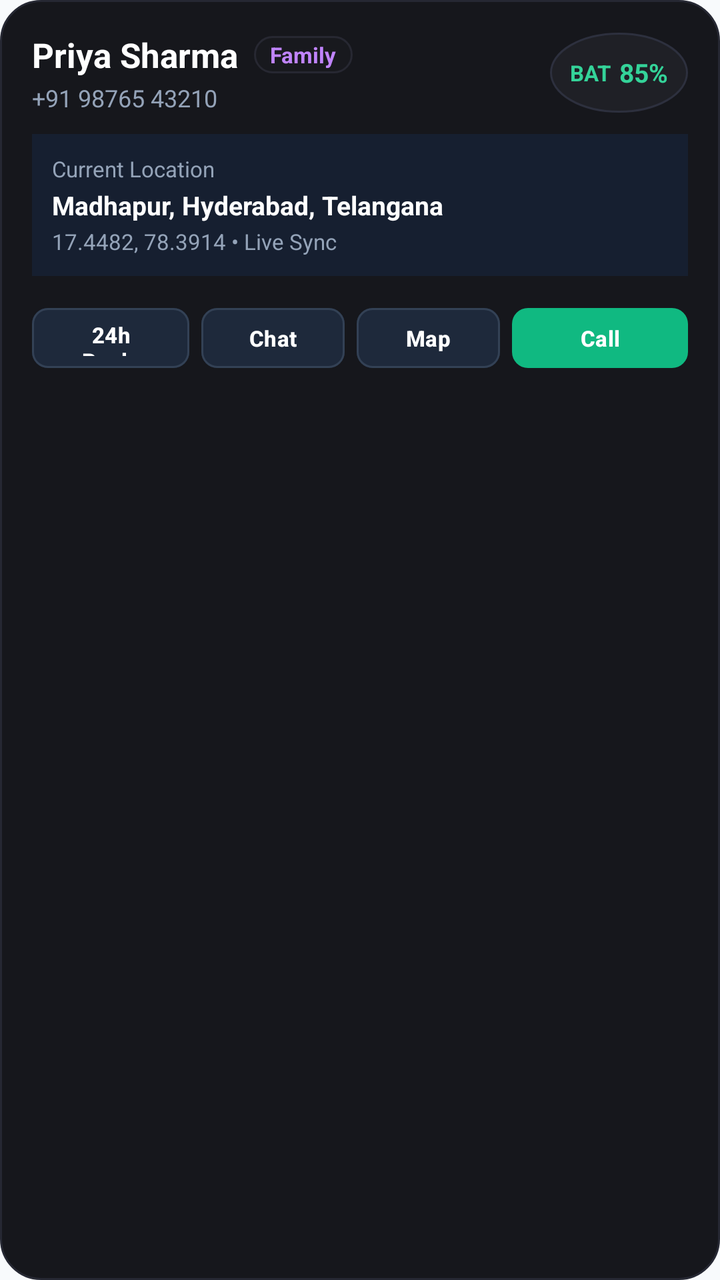
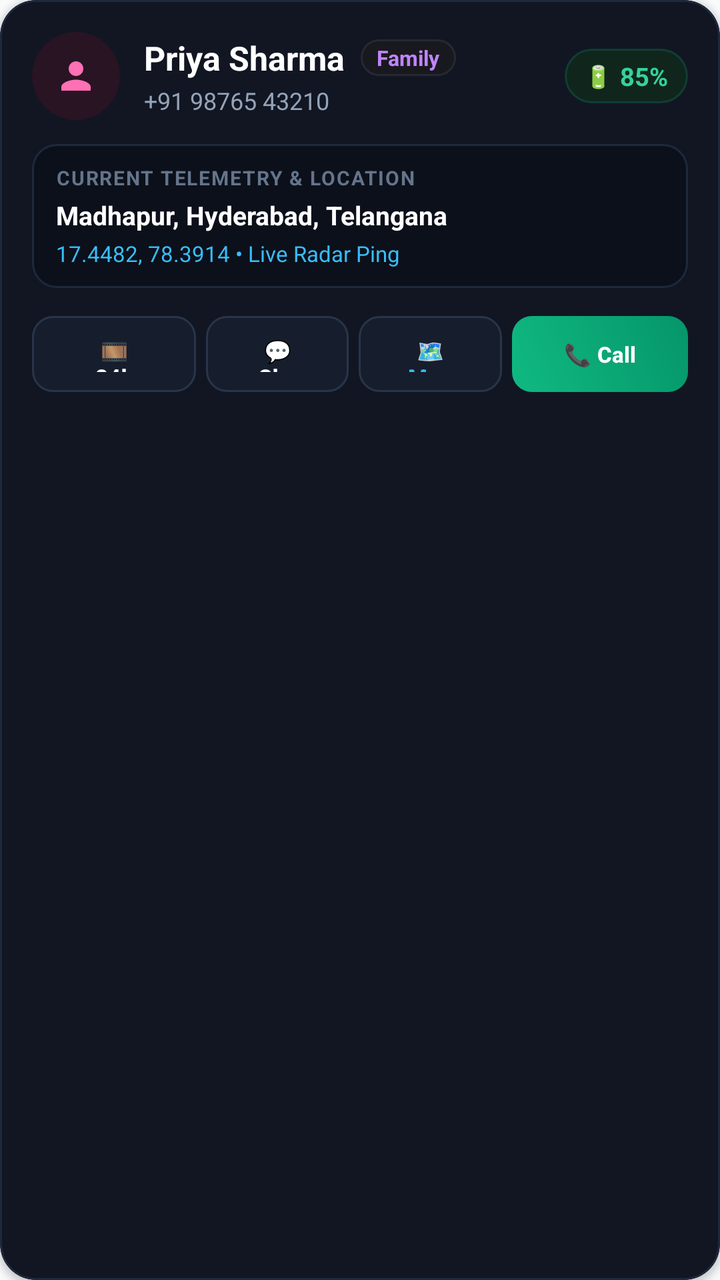

Two renders of the same Android screen: before a commit and after it. Below are the layout's source before the change and the commit's diff.
<!-- AndroidManifest.xml: application theme Theme.SheGuard -->
<!-- res/layout/item_guardian_ward_card.xml -->
<?xml version="1.0" encoding="utf-8"?>
<LinearLayout xmlns:android="http://schemas.android.com/apk/res/android"
    xmlns:app="http://schemas.android.com/apk/res-auto"
    android:layout_width="match_parent"
    android:layout_height="wrap_content"
    android:orientation="vertical"
    android:background="@drawable/bg_card_safety_dark"
    android:padding="16dp"
    android:layout_marginBottom="12dp">

    
    <LinearLayout
        android:layout_width="match_parent"
        android:layout_height="wrap_content"
        android:orientation="horizontal"
        android:gravity="center_vertical">

        <LinearLayout
            android:layout_width="0dp"
            android:layout_height="wrap_content"
            android:layout_weight="1"
            android:orientation="vertical">

            <LinearLayout
                android:layout_width="wrap_content"
                android:layout_height="wrap_content"
                android:orientation="horizontal"
                android:gravity="center_vertical">

                <TextView
                    android:id="@+id/tv_ward_name"
                    android:layout_width="wrap_content"
                    android:layout_height="wrap_content"
                    android:text="Priya Sharma"
                    android:textColor="#FFFFFF"
                    android:textSize="17sp"
                    android:textStyle="bold" />

                <TextView
                    android:id="@+id/tv_ward_relationship"
                    android:layout_width="wrap_content"
                    android:layout_height="wrap_content"
                    android:layout_marginStart="8dp"
                    android:background="@drawable/bg_monogram_badge"
                    android:paddingStart="8dp"
                    android:paddingEnd="8dp"
                    android:paddingTop="2dp"
                    android:paddingBottom="2dp"
                    android:text="Family"
                    android:textColor="#C084FC"
                    android:textSize="11sp"
                    android:textStyle="bold" />
            </LinearLayout>

            <TextView
                android:id="@+id/tv_ward_phone"
                android:layout_width="wrap_content"
                android:layout_height="wrap_content"
                android:layout_marginTop="2dp"
                android:text="+91 98765 43210"
                android:textColor="#94A3B8"
                android:textSize="12sp" />
        </LinearLayout>

        
        <LinearLayout
            android:id="@+id/layout_battery_badge"
            android:layout_width="wrap_content"
            android:layout_height="wrap_content"
            android:orientation="horizontal"
            android:gravity="center_vertical"
            android:background="@drawable/bg_circle_info"
            android:paddingStart="10dp"
            android:paddingEnd="10dp"
            android:paddingTop="4dp"
            android:paddingBottom="4dp">

            <TextView
                android:id="@+id/tv_battery_icon"
                android:layout_width="wrap_content"
                android:layout_height="wrap_content"
                android:text="BAT"
                android:textColor="#34D399"
                android:textSize="11sp"
                android:textStyle="bold" />

            <TextView
                android:id="@+id/tv_ward_battery"
                android:layout_width="wrap_content"
                android:layout_height="wrap_content"
                android:layout_marginStart="4dp"
                android:text="85%"
                android:textColor="#34D399"
                android:textSize="13sp"
                android:textStyle="bold" />
        </LinearLayout>
    </LinearLayout>

    
    <LinearLayout
        android:id="@+id/layout_ward_sos_banner"
        android:layout_width="match_parent"
        android:layout_height="wrap_content"
        android:background="#3B0808"
        android:padding="8dp"
        android:layout_marginTop="10dp"
        android:gravity="center_vertical"
        android:visibility="gone">

        <TextView
            android:layout_width="wrap_content"
            android:layout_height="wrap_content"
            android:text="ACTIVE SOS EMERGENCY BROADCASTED"
            android:textColor="#EF4444"
            android:textSize="12sp"
            android:textStyle="bold" />
    </LinearLayout>

    
    <LinearLayout
        android:layout_width="match_parent"
        android:layout_height="wrap_content"
        android:orientation="vertical"
        android:background="#161F30"
        android:padding="10dp"
        android:layout_marginTop="10dp">

        <TextView
            android:layout_width="wrap_content"
            android:layout_height="wrap_content"
            android:text="Current Location"
            android:textColor="#94A3B8"
            android:textSize="11sp" />

        <TextView
            android:id="@+id/tv_ward_address"
            android:layout_width="wrap_content"
            android:layout_height="wrap_content"
            android:layout_marginTop="2dp"
            android:text="Madhapur, Hyderabad, Telangana"
            android:textColor="#FFFFFF"
            android:textSize="13sp"
            android:textStyle="bold" />

        <TextView
            android:id="@+id/tv_ward_coords"
            android:layout_width="wrap_content"
            android:layout_height="wrap_content"
            android:layout_marginTop="2dp"
            android:text="17.4482, 78.3914 • Live Sync"
            android:textColor="#94A3B8"
            android:textSize="11sp" />
    </LinearLayout>

    
    <LinearLayout
        android:layout_width="match_parent"
        android:layout_height="wrap_content"
        android:orientation="horizontal"
        android:layout_marginTop="12dp"
        android:gravity="center_vertical">

        <com.google.android.material.button.MaterialButton
            android:id="@+id/btn_ward_replay"
            android:layout_width="0dp"
            android:layout_height="38dp"
            android:layout_weight="1.1"
            android:layout_marginEnd="6dp"
            android:text="24h Replay"
            android:textSize="11sp"
            android:textStyle="bold"
            app:cornerRadius="8dp"
            android:textColor="#FFFFFF"
            app:backgroundTint="#1E293B"
            app:strokeColor="#334155"
            app:strokeWidth="1dp" />

        <com.google.android.material.button.MaterialButton
            android:id="@+id/btn_ward_chat"
            android:layout_width="0dp"
            android:layout_height="38dp"
            android:layout_weight="1"
            android:layout_marginEnd="6dp"
            android:text="Chat"
            android:textSize="11sp"
            android:textStyle="bold"
            app:cornerRadius="8dp"
            android:textColor="#FFFFFF"
            app:backgroundTint="#1E293B"
            app:strokeColor="#334155"
            app:strokeWidth="1dp" />

        <com.google.android.material.button.MaterialButton
            android:id="@+id/btn_ward_map"
            android:layout_width="0dp"
            android:layout_height="38dp"
            android:layout_weight="1"
            android:layout_marginEnd="6dp"
            android:text="Map"
            android:textSize="11sp"
            android:textStyle="bold"
            app:cornerRadius="8dp"
            android:textColor="#FFFFFF"
            app:backgroundTint="#1E293B"
            app:strokeColor="#334155"
            app:strokeWidth="1dp" />

        <com.google.android.material.button.MaterialButton
            android:id="@+id/btn_ward_call"
            android:layout_width="wrap_content"
            android:layout_height="38dp"
            android:text="Call"
            android:textSize="11sp"
            android:textStyle="bold"
            app:cornerRadius="8dp"
            android:textColor="#FFFFFF"
            app:backgroundTint="#10B981" />
    </LinearLayout>
</LinearLayout>
<!-- resources referenced by this layout -->
<resources>
  <!-- drawable bg_card_safety_dark (drawable) -->
  <?xml version="1.0" encoding="utf-8"?>
  <shape xmlns:android="http://schemas.android.com/apk/res/android"
      android:shape="rectangle">
      <solid android:color="#16171C" />
      <corners android:radius="20dp" />
      <stroke
          android:width="1dp"
          android:color="#262833" />
  </shape>
  <!-- drawable bg_circle_info (drawable) -->
  <?xml version="1.0" encoding="utf-8"?>
  <shape xmlns:android="http://schemas.android.com/apk/res/android"
      android:shape="oval">
      <solid android:color="#1F2026" />
      <size
          android:width="40dp"
          android:height="40dp" />
      <stroke
          android:width="1dp"
          android:color="#2D303E" />
  </shape>
  <!-- drawable bg_monogram_badge (drawable) -->
  <?xml version="1.0" encoding="utf-8"?>
  <shape xmlns:android="http://schemas.android.com/apk/res/android"
      android:shape="rectangle">
      <solid android:color="#18191E" />
      <corners android:radius="18dp" />
      <stroke
          android:width="1dp"
          android:color="#272832" />
  </shape>
  <style name="Theme.SheGuard" parent="Base.Theme.SheGuard" />
  <color name="colorPrimary">#FF2E93</color>
  <color name="colorPrimaryDark">#D81173</color>
  <color name="colorAccent">#10B981</color>
  <color name="surface_background">#F8FAFC</color>
  <color name="surface_card">#FFFFFF</color>
  <color name="textColorPrimary">#0F172A</color>
  <!-- unchanged entries left out for length: 1 -->
</resources>

<!-- the commit's change to res/layout/item_guardian_ward_card.xml (unified diff, before → after) -->
@@ -1,219 +1,251 @@
 <?xml version="1.0" encoding="utf-8"?>
-<LinearLayout xmlns:android="http://schemas.android.com/apk/res/android"
+<com.google.android.material.card.MaterialCardView xmlns:android="http://schemas.android.com/apk/res/android"
     xmlns:app="http://schemas.android.com/apk/res-auto"
     android:layout_width="match_parent"
     android:layout_height="wrap_content"
-    android:orientation="vertical"
-    android:background="@drawable/bg_card_safety_dark"
-    android:padding="16dp"
-    android:layout_marginBottom="12dp">
-
-    
-    <LinearLayout
-        android:layout_width="match_parent"
-        android:layout_height="wrap_content"
-        android:orientation="horizontal"
-        android:gravity="center_vertical">
-
-        <LinearLayout
-            android:layout_width="0dp"
-            android:layout_height="wrap_content"
-            android:layout_weight="1"
-            android:orientation="vertical">
-
-            <LinearLayout
-                android:layout_width="wrap_content"
-                android:layout_height="wrap_content"
-                android:orientation="horizontal"
-                android:gravity="center_vertical">
-
-                <TextView
-                    android:id="@+id/tv_ward_name"
-                    android:layout_width="wrap_content"
-                    android:layout_height="wrap_content"
-                    android:text="Priya Sharma"
-                    android:textColor="#FFFFFF"
-                    android:textSize="17sp"
-                    android:textStyle="bold" />
-
-                <TextView
-                    android:id="@+id/tv_ward_relationship"
-                    android:layout_width="wrap_content"
-                    android:layout_height="wrap_content"
-                    android:layout_marginStart="8dp"
-                    android:background="@drawable/bg_monogram_badge"
-                    android:paddingStart="8dp"
-                    android:paddingEnd="8dp"
-                    android:paddingTop="2dp"
-                    android:paddingBottom="2dp"
-                    android:text="Family"
-                    android:textColor="#C084FC"
-                    android:textSize="11sp"
-                    android:textStyle="bold" />
-            </LinearLayout>
-
-            <TextView
-                android:id="@+id/tv_ward_phone"
-                android:layout_width="wrap_content"
-                android:layout_height="wrap_content"
-                android:layout_marginTop="2dp"
-                android:text="+91 98765 43210"
-                android:textColor="#94A3B8"
-                android:textSize="12sp" />
-        </LinearLayout>
-
-        
-        <LinearLayout
-            android:id="@+id/layout_battery_badge"
-            android:layout_width="wrap_content"
-            android:layout_height="wrap_content"
-            android:orientation="horizontal"
-            android:gravity="center_vertical"
-            android:background="@drawable/bg_circle_info"
-            android:paddingStart="10dp"
-            android:paddingEnd="10dp"
-            android:paddingTop="4dp"
-            android:paddingBottom="4dp">
-
-            <TextView
-                android:id="@+id/tv_battery_icon"
-                android:layout_width="wrap_content"
-                android:layout_height="wrap_content"
-                android:text="BAT"
-                android:textColor="#34D399"
-                android:textSize="11sp"
-                android:textStyle="bold" />
-
-            <TextView
-                android:id="@+id/tv_ward_battery"
-                android:layout_width="wrap_content"
-                android:layout_height="wrap_content"
-                android:layout_marginStart="4dp"
-                android:text="85%"
-                android:textColor="#34D399"
-                android:textSize="13sp"
-                android:textStyle="bold" />
-        </LinearLayout>
-    </LinearLayout>
-
-    
-    <LinearLayout
-        android:id="@+id/layout_ward_sos_banner"
-        android:layout_width="match_parent"
-        android:layout_height="wrap_content"
-        android:background="#3B0808"
-        android:padding="8dp"
-        android:layout_marginTop="10dp"
-        android:gravity="center_vertical"
-        android:visibility="gone">
-
-        <TextView
-            android:layout_width="wrap_content"
-            android:layout_height="wrap_content"
-            android:text="ACTIVE SOS EMERGENCY BROADCASTED"
-            android:textColor="#EF4444"
-            android:textSize="12sp"
-            android:textStyle="bold" />
-    </LinearLayout>
-
-    
+    android:layout_marginBottom="14dp"
+    app:cardBackgroundColor="#111622"
+    app:cardCornerRadius="18dp"
+    app:cardElevation="2dp"
+    app:strokeColor="#1E293B"
+    app:strokeWidth="1dp">
+
     <LinearLayout
         android:layout_width="match_parent"
         android:layout_height="wrap_content"
         android:orientation="vertical"
-        android:background="#161F30"
-        android:padding="10dp"
-        android:layout_marginTop="10dp">
-
-        <TextView
-            android:layout_width="wrap_content"
-            android:layout_height="wrap_content"
-            android:text="Current Location"
-            android:textColor="#94A3B8"
-            android:textSize="11sp" />
-
-        <TextView
-            android:id="@+id/tv_ward_address"
-            android:layout_width="wrap_content"
-            android:layout_height="wrap_content"
-            android:layout_marginTop="2dp"
-            android:text="Madhapur, Hyderabad, Telangana"
-            android:textColor="#FFFFFF"
-            android:textSize="13sp"
-            android:textStyle="bold" />
-
-        <TextView
-            android:id="@+id/tv_ward_coords"
-            android:layout_width="wrap_content"
-            android:layout_height="wrap_content"
-            android:layout_marginTop="2dp"
-            android:text="17.4482, 78.3914 • Live Sync"
-            android:textColor="#94A3B8"
-            android:textSize="11sp" />
+        android:paddingHorizontal="16dp"
+        android:paddingVertical="16dp">
+
+        
+        <LinearLayout
+            android:layout_width="match_parent"
+            android:layout_height="wrap_content"
+            android:gravity="center_vertical"
+            android:orientation="horizontal">
+
+            
+            <FrameLayout
+                android:layout_width="44dp"
+                android:layout_height="44dp"
+                android:background="@drawable/bg_circle_icon_pink">
+
+                <ImageView
+                    android:layout_width="22dp"
+                    android:layout_height="22dp"
+                    android:layout_gravity="center"
+                    android:src="@drawable/ic_person_vector"
+                    app:tint="#FF70B5" />
+            </FrameLayout>
+
+            <LinearLayout
+                android:layout_width="0dp"
+                android:layout_height="wrap_content"
+                android:layout_marginStart="12dp"
+                android:layout_weight="1"
+                android:orientation="vertical">
+
+                <LinearLayout
+                    android:layout_width="wrap_content"
+                    android:layout_height="wrap_content"
+                    android:gravity="center_vertical"
+                    android:orientation="horizontal">
+
+                    <TextView
+                        android:id="@+id/tv_ward_name"
+                        android:layout_width="wrap_content"
+                        android:layout_height="wrap_content"
+                        android:ellipsize="end"
+                        android:maxLines="1"
+                        android:text="Priya Sharma"
+                        android:textColor="#FFFFFF"
+                        android:textSize="16.5sp"
+                        android:textStyle="bold" />
+
+                    <TextView
+                        android:id="@+id/tv_ward_relationship"
+                        android:layout_width="wrap_content"
+                        android:layout_height="wrap_content"
+                        android:layout_marginStart="8dp"
+                        android:background="@drawable/bg_monogram_badge"
+                        android:paddingHorizontal="8dp"
+                        android:paddingVertical="2dp"
+                        android:text="Family"
+                        android:textColor="#C084FC"
+                        android:textSize="10.5sp"
+                        android:textStyle="bold" />
+                </LinearLayout>
+
+                <TextView
+                    android:id="@+id/tv_ward_phone"
+                    android:layout_width="wrap_content"
+                    android:layout_height="wrap_content"
+                    android:layout_marginTop="2dp"
+                    android:text="+91 98765 43210"
+                    android:textColor="#94A3B8"
+                    android:textSize="12sp" />
+            </LinearLayout>
+
+            
+            <LinearLayout
+                android:id="@+id/layout_battery_badge"
+                android:layout_width="wrap_content"
+                android:layout_height="wrap_content"
+                android:background="@drawable/bg_guardian_badge_active"
+                android:gravity="center_vertical"
+                android:orientation="horizontal"
+                android:paddingHorizontal="10dp"
+                android:paddingVertical="5dp">
+
+                <TextView
+                    android:id="@+id/tv_battery_icon"
+                    android:layout_width="wrap_content"
+                    android:layout_height="wrap_content"
+                    android:text="🔋"
+                    android:textSize="11sp" />
+
+                <TextView
+                    android:id="@+id/tv_ward_battery"
+                    android:layout_width="wrap_content"
+                    android:layout_height="wrap_content"
+                    android:layout_marginStart="4dp"
+                    android:text="85%"
+                    android:textColor="#34D399"
+                    android:textSize="12.5sp"
+                    android:textStyle="bold" />
+            </LinearLayout>
+        </LinearLayout>
+
+        
+        <LinearLayout
+            android:id="@+id/layout_ward_sos_banner"
+            android:layout_width="match_parent"
+            android:layout_height="wrap_content"
+            android:layout_marginTop="12dp"
+            android:background="@drawable/bg_distress_emergency_card"
+            android:gravity="center_vertical"
+            android:orientation="horizontal"
+            android:paddingHorizontal="12dp"
+            android:paddingVertical="8dp"
+            android:visibility="gone">
+
+            <TextView
+                android:layout_width="wrap_content"
+                android:layout_height="wrap_content"
+                android:letterSpacing="0.04"
+                android:text="🚨 ACTIVE SOS DISTRESS BROADCASTED"
+                android:textColor="#EF4444"
+                android:textSize="11.5sp"
+                android:textStyle="bold" />
+        </LinearLayout>
+
+        
+        <LinearLayout
+            android:layout_width="match_parent"
+            android:layout_height="wrap_content"
+            android:layout_marginTop="12dp"
+            android:background="@drawable/bg_guardian_telemetry_box"
+            android:orientation="vertical"
+            android:paddingHorizontal="12dp"
+            android:paddingVertical="10dp">
+
+            <TextView
+                android:layout_width="wrap_content"
+                android:layout_height="wrap_content"
+                android:letterSpacing="0.06"
+                android:text="CURRENT TELEMETRY &amp; LOCATION"
+                android:textColor="#64748B"
+                android:textSize="10sp"
+                android:textStyle="bold" />
+
+            <TextView
+                android:id="@+id/tv_ward_address"
+                android:layout_width="wrap_content"
+                android:layout_height="wrap_content"
+                android:layout_marginTop="3dp"
+                android:ellipsize="end"
+                android:maxLines="2"
+                android:text="Madhapur, Hyderabad, Telangana"
+                android:textColor="#FFFFFF"
+                android:textSize="13sp"
+                android:textStyle="bold" />
+
+            <TextView
+                android:id="@+id/tv_ward_coords"
+                android:layout_width="wrap_content"
+                android:layout_height="wrap_content"
+                android:layout_marginTop="3dp"
+                android:text="17.4482, 78.3914 • Live Radar Ping"
+                android:textColor="#38BDF8"
+                android:textSize="11sp" />
+        </LinearLayout>
+
+        
+        <LinearLayout
+            android:layout_width="match_parent"
+            android:layout_height="wrap_content"
+            android:layout_marginTop="14dp"
+            android:gravity="center_vertical"
+            android:orientation="horizontal">
+
+            <com.google.android.material.button.MaterialButton
+                android:id="@+id/btn_ward_replay"
+                android:layout_width="0dp"
+                android:layout_height="38dp"
+                android:layout_marginEnd="5dp"
+                android:layout_weight="1.15"
+                android:background="@drawable/bg_action_btn_secondary"
+                android:text="🎞️ 24h Trail"
+                android:textAllCaps="false"
+                android:textColor="#FFFFFF"
+                android:textSize="11sp"
+                android:textStyle="bold"
+                app:backgroundTint="@null"
+                app:cornerRadius="10dp" />
+
+            <com.google.android.material.button.MaterialButton
+                android:id="@+id/btn_ward_chat"
+                android:layout_width="0dp"
+                android:layout_height="38dp"
+                android:layout_marginEnd="5dp"
+                android:layout_weight="1"
+                android:background="@drawable/bg_action_btn_secondary"
+                android:text="💬 Chat"
+                android:textAllCaps="false"
+                android:textColor="#FFFFFF"
+                android:textSize="11sp"
+                android:textStyle="bold"
+                app:backgroundTint="@null"
+                app:cornerRadius="10dp" />
+
+            <com.google.android.material.button.MaterialButton
+                android:id="@+id/btn_ward_map"
+                android:layout_width="0dp"
+                android:layout_height="38dp"
+                android:layout_marginEnd="5dp"
+                android:layout_weight="1"
+                android:background="@drawable/bg_action_btn_secondary"
+                android:text="🗺️ Map"
+                android:textAllCaps="false"
+                android:textColor="#38BDF8"
+                android:textSize="11sp"
+                android:textStyle="bold"
+                app:backgroundTint="@null"
+                app:cornerRadius="10dp" />
+
+            <com.google.android.material.button.MaterialButton
+                android:id="@+id/btn_ward_call"
+                android:layout_width="wrap_content"
+                android:layout_height="38dp"
+                android:background="@drawable/bg_action_btn_emerald"
+                android:paddingHorizontal="14dp"
+                android:text="📞 Call"
+                android:textAllCaps="false"
+                android:textColor="#FFFFFF"
+                android:textSize="11sp"
+                android:textStyle="bold"
+                app:backgroundTint="@null"
+                app:cornerRadius="10dp" />
+        </LinearLayout>
     </LinearLayout>
-
-    
-    <LinearLayout
-        android:layout_width="match_parent"
-        android:layout_height="wrap_content"
-        android:orientation="horizontal"
-        android:layout_marginTop="12dp"
-        android:gravity="center_vertical">
-
-        <com.google.android.material.button.MaterialButton
-            android:id="@+id/btn_ward_replay"
-            android:layout_width="0dp"
-            android:layout_height="38dp"
-            android:layout_weight="1.1"
-            android:layout_marginEnd="6dp"
-            android:text="24h Replay"
-            android:textSize="11sp"
-            android:textStyle="bold"
-            app:cornerRadius="8dp"
-            android:textColor="#FFFFFF"
-            app:backgroundTint="#1E293B"
-            app:strokeColor="#334155"
-            app:strokeWidth="1dp" />
-
-        <com.google.android.material.button.MaterialButton
-            android:id="@+id/btn_ward_chat"
-            android:layout_width="0dp"
-            android:layout_height="38dp"
-            android:layout_weight="1"
-            android:layout_marginEnd="6dp"
-            android:text="Chat"
-            android:textSize="11sp"
-            android:textStyle="bold"
-            app:cornerRadius="8dp"
-            android:textColor="#FFFFFF"
-            app:backgroundTint="#1E293B"
-            app:strokeColor="#334155"
-            app:strokeWidth="1dp" />
-
-        <com.google.android.material.button.MaterialButton
-            android:id="@+id/btn_ward_map"
-            android:layout_width="0dp"
-            android:layout_height="38dp"
-            android:layout_weight="1"
-            android:layout_marginEnd="6dp"
-            android:text="Map"
-            android:textSize="11sp"
-            android:textStyle="bold"
-            app:cornerRadius="8dp"
-            android:textColor="#FFFFFF"
-            app:backgroundTint="#1E293B"
-            app:strokeColor="#334155"
-            app:strokeWidth="1dp" />
-
-        <com.google.android.material.button.MaterialButton
-            android:id="@+id/btn_ward_call"
-            android:layout_width="wrap_content"
-            android:layout_height="38dp"
-            android:text="Call"
-            android:textSize="11sp"
-            android:textStyle="bold"
-            app:cornerRadius="8dp"
-            android:textColor="#FFFFFF"
-            app:backgroundTint="#10B981" />
-    </LinearLayout>
-</LinearLayout>
+</com.google.android.material.card.MaterialCardView>
<!-- resource entries referenced after the edit -->
@@ -1,26 +1,69 @@
 <!-- resources referenced by this layout -->
 <resources>
-  <!-- drawable bg_card_safety_dark (drawable) -->
+  <!-- drawable bg_action_btn_emerald (drawable) -->
+  <?xml version="1.0" encoding="utf-8"?>
+  <ripple xmlns:android="http://schemas.android.com/apk/res/android"
+      android:color="#30FFFFFF">
+      <item>
+          <shape android:shape="rectangle">
+              <gradient
+                  android:angle="45"
+                  android:endColor="#059669"
+                  android:startColor="#10B981"
+                  android:type="linear" />
+              <corners android:radius="10dp" />
+          </shape>
+      </item>
+  </ripple>
+  <!-- drawable bg_action_btn_secondary (drawable) -->
+  <?xml version="1.0" encoding="utf-8"?>
+  <ripple xmlns:android="http://schemas.android.com/apk/res/android"
+      android:color="#20FFFFFF">
+      <item>
+          <shape android:shape="rectangle">
+              <solid android:color="#161E2E" />
+              <stroke
+                  android:width="1dp"
+                  android:color="#28354A" />
+              <corners android:radius="10dp" />
+          </shape>
+      </item>
+  </ripple>
+  <!-- drawable bg_circle_icon_pink (drawable) -->
+  <?xml version="1.0" encoding="utf-8"?>
+  <shape xmlns:android="http://schemas.android.com/apk/res/android"
+      android:shape="oval">
+      <solid android:color="#281422" />
+  </shape>
+  <!-- drawable bg_distress_emergency_card (drawable) -->
   <?xml version="1.0" encoding="utf-8"?>
   <shape xmlns:android="http://schemas.android.com/apk/res/android"
       android:shape="rectangle">
-      <solid android:color="#16171C" />
-      <corners android:radius="20dp" />
+      <solid android:color="#230B10" />
+      <corners android:radius="18dp" />
+      <stroke
+          android:width="1.5dp"
+          android:color="#EF4444" />
+  </shape>
+  <!-- drawable bg_guardian_badge_active (drawable) -->
+  <?xml version="1.0" encoding="utf-8"?>
+  <shape xmlns:android="http://schemas.android.com/apk/res/android"
+      android:shape="rectangle">
+      <solid android:color="#10261D" />
+      <corners android:radius="16dp" />
       <stroke
           android:width="1dp"
-          android:color="#262833" />
+          android:color="#3310B981" />
   </shape>
-  <!-- drawable bg_circle_info (drawable) -->
+  <!-- drawable bg_guardian_telemetry_box (drawable) -->
   <?xml version="1.0" encoding="utf-8"?>
   <shape xmlns:android="http://schemas.android.com/apk/res/android"
-      android:shape="oval">
-      <solid android:color="#1F2026" />
-      <size
-          android:width="40dp"
-          android:height="40dp" />
+      android:shape="rectangle">
+      <solid android:color="#0C101A" />
+      <corners android:radius="12dp" />
       <stroke
           android:width="1dp"
-          android:color="#2D303E" />
+          android:color="#1E293B" />
   </shape>
   <!-- drawable bg_monogram_badge (drawable) -->
   <?xml version="1.0" encoding="utf-8"?>
@@ -32,6 +75,16 @@
           android:width="1dp"
           android:color="#272832" />
   </shape>
+  <!-- drawable ic_person_vector (drawable) -->
+  <vector xmlns:android="http://schemas.android.com/apk/res/android"
+      android:width="24dp"
+      android:height="24dp"
+      android:viewportWidth="24"
+      android:viewportHeight="24">
+      <path
+          android:fillColor="#FFFFFFFF"
+          android:pathData="M12,12c2.21,0 4,-1.79 4,-4s-1.79,-4 -4,-4 -4,1.79 -4,4 1.79,4 4,4zm0,2c-2.67,0 -8,1.34 -8,4v2h16v-2c0,-2.66 -5.33,-4 -8,-4z"/>
+  </vector>
   <style name="Theme.SheGuard" parent="Base.Theme.SheGuard" />
   <color name="colorPrimary">#FF2E93</color>
   <color name="colorPrimaryDark">#D81173</color>
